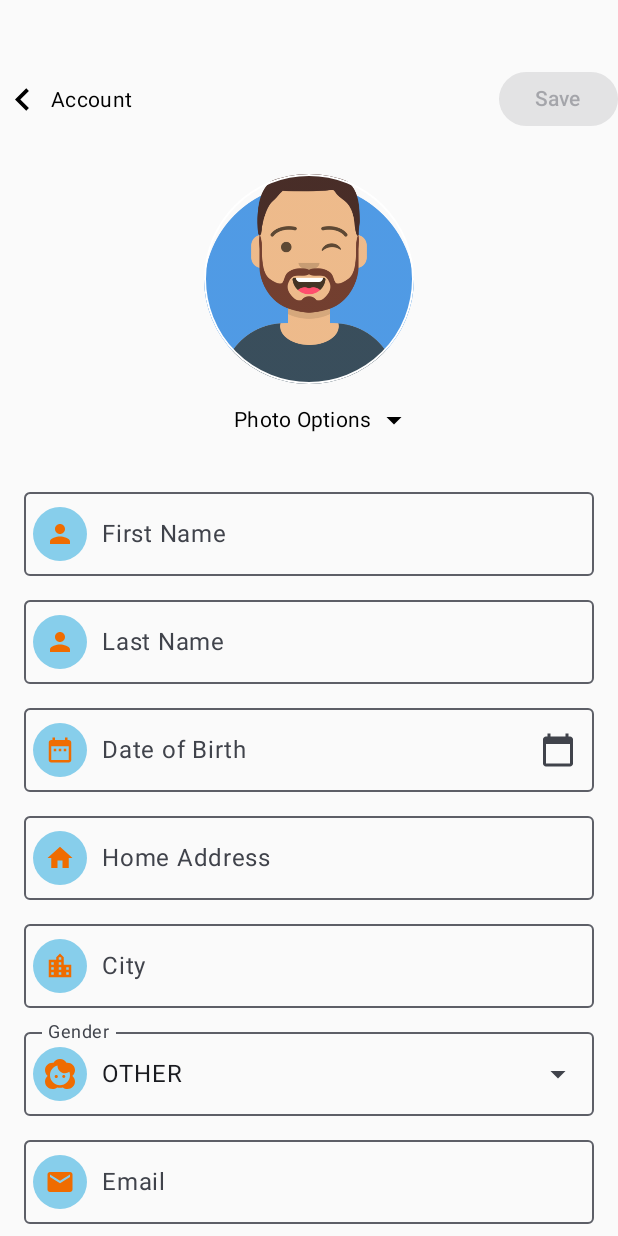
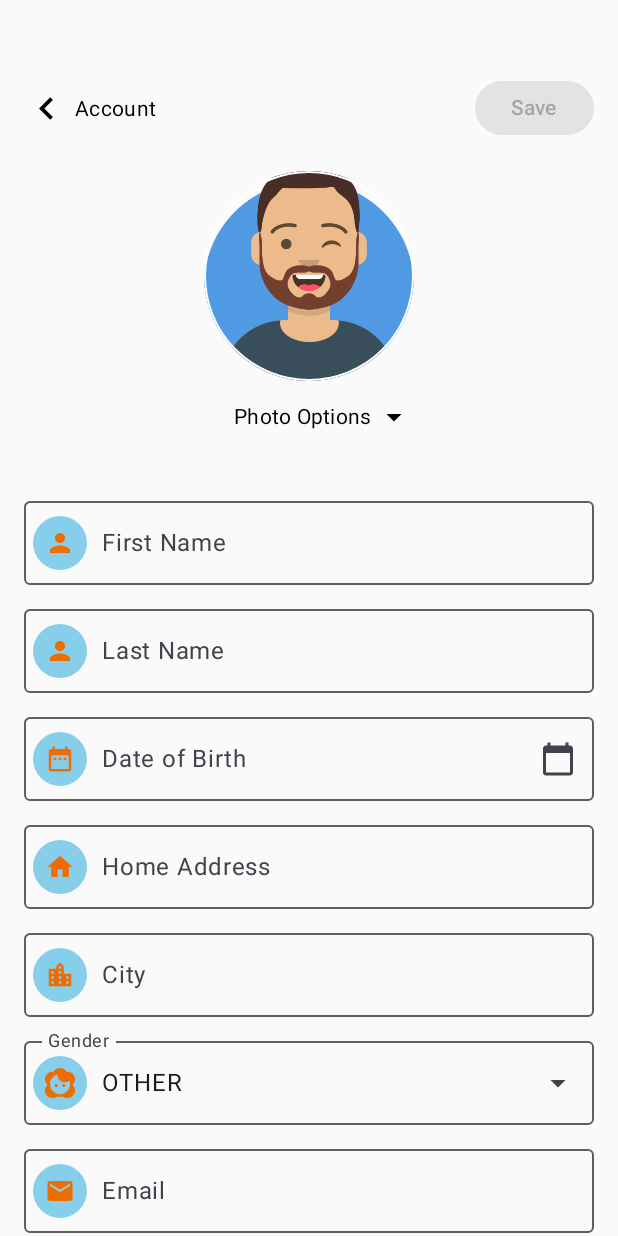
Before and after one commit to 31z3m1hC/Chimezie-PHB-Fall2025, an Android app built with Jetpack Compose: the screen it shows after launch (MainActivity), on a phone screen of 412 x 824 dp. Run offline under Robolectric (Android 15) with nearby library versions, the phone set to English and light mode, and no system bars; our stand-ins replace Firebase (no records; nobody signed in at launch, a user with empty details on screens opened directly).

Commit message:
Updated the scrolling of account form
Top fixed, body scrollable

```diff
--- a/app/src/main/java/com/unh/personal_health_buddy/screens/AccountForm.kt
+++ b/app/src/main/java/com/unh/personal_health_buddy/screens/AccountForm.kt
@@ -167,7 +167,7 @@ fun TopBarWithSave(
     Row(
         modifier = Modifier
             .fillMaxWidth()
-            .padding(vertical = 8.dp),
+            .padding(top = 30.dp, start = 16.dp, end = 16.dp),
         horizontalArrangement = Arrangement.SpaceBetween,
         verticalAlignment = Alignment.CenterVertically
     ) {
@@ -175,6 +175,7 @@ fun TopBarWithSave(
             verticalAlignment = Alignment.CenterVertically,
             modifier = Modifier.clickable { onBack() }
         ) {
+
             Icon(
                 imageVector = Icons.Default.ChevronLeft,
                 contentDescription = "Back",
@@ -186,10 +187,11 @@ fun TopBarWithSave(
 
         if (isSaving) {
             CircularProgressIndicator(
-                modifier = Modifier.size(24.dp),
+                modifier = Modifier.size(36.dp),
                 strokeWidth = 2.dp
             )
         } else {
+
             Button(
                 onClick = onSave,
                 enabled = enabled,
@@ -3673,6 +3675,71 @@ fun AccountFormTop(
         }
     }
 }
+//
+//@Composable
+//fun AccountFormScreen(navController: NavHostController) {
+//    // User info state
+//    val firstname = remember { mutableStateOf("") }
+//    val lastname = remember { mutableStateOf("") }
+//    val dateOfBirth = remember { mutableStateOf("") }
+//    val homeAddress = remember { mutableStateOf("") }
+//    val gender = remember { mutableStateOf(Gender.OTHER) }
+//    val email = remember { mutableStateOf("") }
+//    val phoneNumber = remember { mutableStateOf("") }
+//    val city = remember { mutableStateOf("") }
+//
+//    // Health info state
+//    val bloodGroup = remember { mutableStateOf("") }
+//    val allergies = remember { mutableStateOf("") }
+//    val medications = remember { mutableStateOf("") }
+//
+//    Column(
+//        modifier = Modifier
+//            .fillMaxSize()
+//            .verticalScroll(rememberScrollState())
+//            .padding(vertical = 8.dp),
+//        horizontalAlignment = Alignment.CenterHorizontally
+//    ) {
+//        Spacer(modifier = Modifier.height(8.dp))
+//
+//        AccountFormTop(
+//            navController = navController,
+//            profileBitmap = null,
+//
+//            firstname = firstname,
+//            lastname = lastname,
+//            dateOfBirth = dateOfBirth,
+//            homeAddress = homeAddress,
+//            gender = gender,
+//            email = email,
+//            phoneNumber = phoneNumber,
+//            city = city,
+//
+//            bloodGroup = bloodGroup,
+//            allergies = allergies,
+//            medications = medications,
+//        )
+//
+//        AccountFormBottom(
+//            firstname = firstname,
+//            lastname = lastname,
+//            dateOfBirth = dateOfBirth,
+//            homeAddress = homeAddress,
+//            gender = gender,
+//            email = email,
+//            phoneNumber = phoneNumber,
+//            city = city
+//        )
+//
+//        HealthInformationSection(
+//            bloodGroup = bloodGroup,
+//            allergies = allergies,
+//            medications = medications
+//        )
+//    }
+//    Log.d("AccountFormScreen", "Recomposing AccountFormScreen")
+//}
+
 
 @Composable
 fun AccountFormScreen(navController: NavHostController) {
@@ -3692,14 +3759,10 @@ fun AccountFormScreen(navController: NavHostController) {
     val medications = remember { mutableStateOf("") }
 
     Column(
-        modifier = Modifier
-            .fillMaxSize()
-            .verticalScroll(rememberScrollState())
-            .padding(vertical = 8.dp),
+        modifier = Modifier.fillMaxSize(),
         horizontalAlignment = Alignment.CenterHorizontally
     ) {
-        Spacer(modifier = Modifier.height(8.dp))
-
+        // FIXED TOP SECTION (doesn't scroll)
         AccountFormTop(
             navController = navController,
             profileBitmap = null,
@@ -3718,6 +3781,14 @@ fun AccountFormScreen(navController: NavHostController) {
             medications = medications,
         )
 
+        // SCROLLABLE BOTTOM SECTION
+        Column(
+            modifier = Modifier
+                .fillMaxSize()
+                .verticalScroll(rememberScrollState())
+                .padding(vertical = 8.dp),
+            horizontalAlignment = Alignment.CenterHorizontally
+        ) {
             AccountFormBottom(
                 firstname = firstname,
                 lastname = lastname,
@@ -3735,11 +3806,9 @@ fun AccountFormScreen(navController: NavHostController) {
                 medications = medications
             )
         }
+    }
     Log.d("AccountFormScreen", "Recomposing AccountFormScreen")
 }
-
-
-
 
 
 @Preview(showBackground = true, showSystemUi = true)
```
Lines whose indentation alone changed are shown as unchanged.
